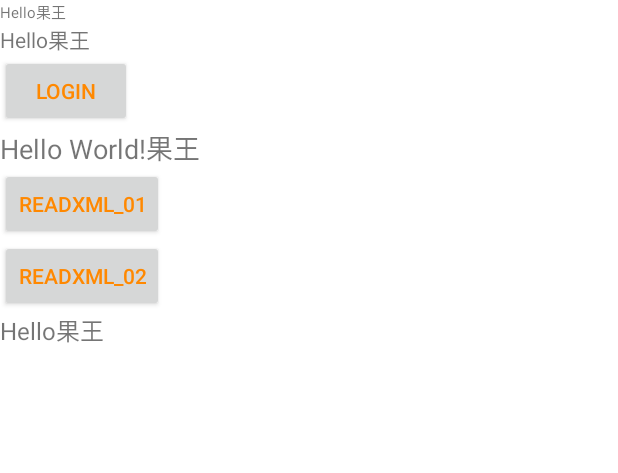
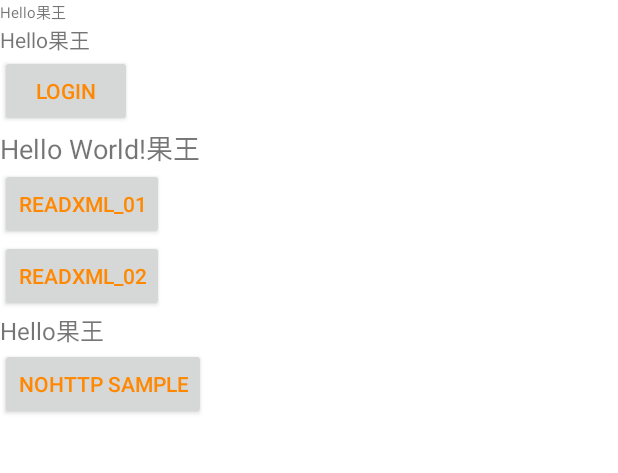
Before and after one commit to lb01yeah/LeeCodeProgect, an Android app: the MainActivity screen opened directly, with no data from a screen before it, on a phone screen of 412 x 824 dp, the part 84-557 px from its top. Run offline under Robolectric (Android 15) with nearby library versions, the phone set to English and light mode, and no system bars.

Commit message:
use nohttp for project; add nohttp sample

```diff
--- a/app/build.gradle
+++ b/app/build.gradle
@@ -25,4 +25,6 @@ dependencies {
     compile 'com.android.support:appcompat-v7:23.2.0'
     compile files('libs/commons-io-2.4.jar')
     compile 'com.google.android.gms:play-services-appindexing:8.1.0'
+    compile 'com.yolanda.nohttp:nohttp:1.0.3'
+    compile 'com.android.support:recyclerview-v7:23.4.0'
 }
--- a/app/src/main/java/com/lee/android/MainActivity.java
+++ b/app/src/main/java/com/lee/android/MainActivity.java
@@ -13,6 +13,7 @@ import android.widget.Button;
 import android.widget.TextView;
 
 import com.lee.android.base.ToolBarActivity;
+import com.lee.android.nohttp.StartActivity;
 import com.lee.android.readxml.ReadXmlFile;
 import com.lee.android.readxml.ReadXmlResources;
 
@@ -32,6 +33,7 @@ public class MainActivity extends ToolBarActivity {
     private Button mReadXMLButton01;
     private Button mReadXMLButton02;
     private TextView mXmlValue;
+    private Button mNoHttpButton;
 
     //for pull xml
     // Persistent storage for notification policy
@@ -83,6 +85,7 @@ public class MainActivity extends ToolBarActivity {
         mLoginButton = (Button) findViewById(R.id.main_login_btn);
         mReadXMLButton01 = (Button) findViewById(R.id.main_readxml_btn01);//第一种读取方式
         mReadXMLButton02 = (Button) findViewById(R.id.main_readxml_btn02);//第二种读取方式
+        mNoHttpButton = (Button) findViewById(R.id.main_nohttp_btn); //nohttp 使用方式
 
         mXmlValue = (TextView) findViewById(R.id.xml_read_value);
 
@@ -123,6 +126,15 @@ public class MainActivity extends ToolBarActivity {
             }
         });
 
+        mNoHttpButton.setOnClickListener(new View.OnClickListener(){
+
+            @Override
+            public void onClick(View v) {
+                Intent intent = new Intent(mContext, StartActivity.class);
+                startActivity(intent);
+            }
+        });
+
     }
 
     //End:initView
--- a/app/src/main/java/com/lee/android/base/ToolBarActivity.java
+++ b/app/src/main/java/com/lee/android/base/ToolBarActivity.java
@@ -13,7 +13,7 @@ import android.widget.Toast;
 
 import com.lee.android.R;
 
-public class ToolBarActivity extends AppCompatActivity {
+public abstract class ToolBarActivity extends AppCompatActivity {
 
 
     private Toolbar mToolbar;
--- a/app/src/main/res/layout/activity_main.xml
+++ b/app/src/main/res/layout/activity_main.xml
@@ -60,5 +60,11 @@
             android:textSize="16sp"/>
     </LinearLayout>
 
+    <Button
+        android:id="@+id/main_nohttp_btn"
+        android:layout_width="wrap_content"
+        android:layout_height="wrap_content"
+        android:text="@string/main_nohttp_btn01"/>
+
 
 </LinearLayout>
--- a/app/src/main/res/values/strings.xml
+++ b/app/src/main/res/values/strings.xml
@@ -12,6 +12,8 @@
 
     <string name="read_xml_btn01">ReadXML_01</string>
     <string name="read_xml_btn02">ReadXML_02</string>
+
+    <string name="main_nohttp_btn01">NoHttp sample</string>
 
     <!-- Strings related to login -->
     <string name="prompt_email">Email</string>
```
Also changed, not shown: app/src/main/AndroidManifest.xml (+12 -4 lines), app/src/main/java/com/lee/android/nohttp/StartActivity.java (added, +15 -0 lines), app/src/main/java/com/lee/android/view/ListRecyclerCardItemDecoration.java (added, +36 -0 lines), app/src/main/java/com/lee/android/view/ListRecyclerView.java (added, +33 -0 lines), app/src/main/res/layout/activity_start.xml (added, +12 -0 lines), 1 other file.
